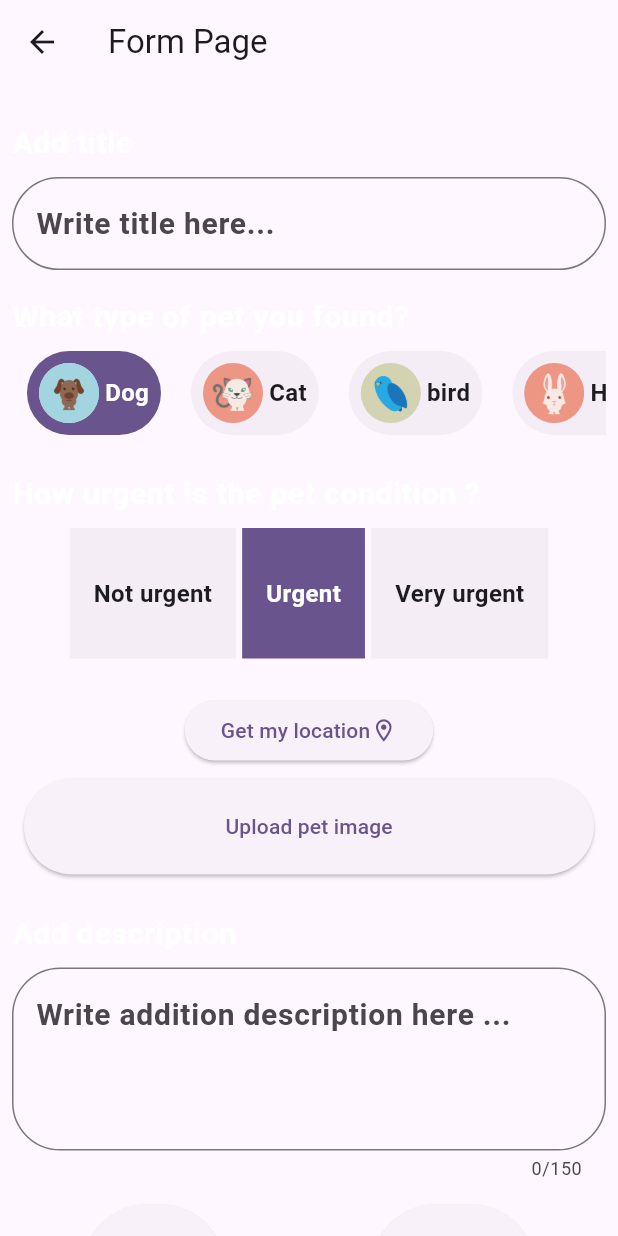
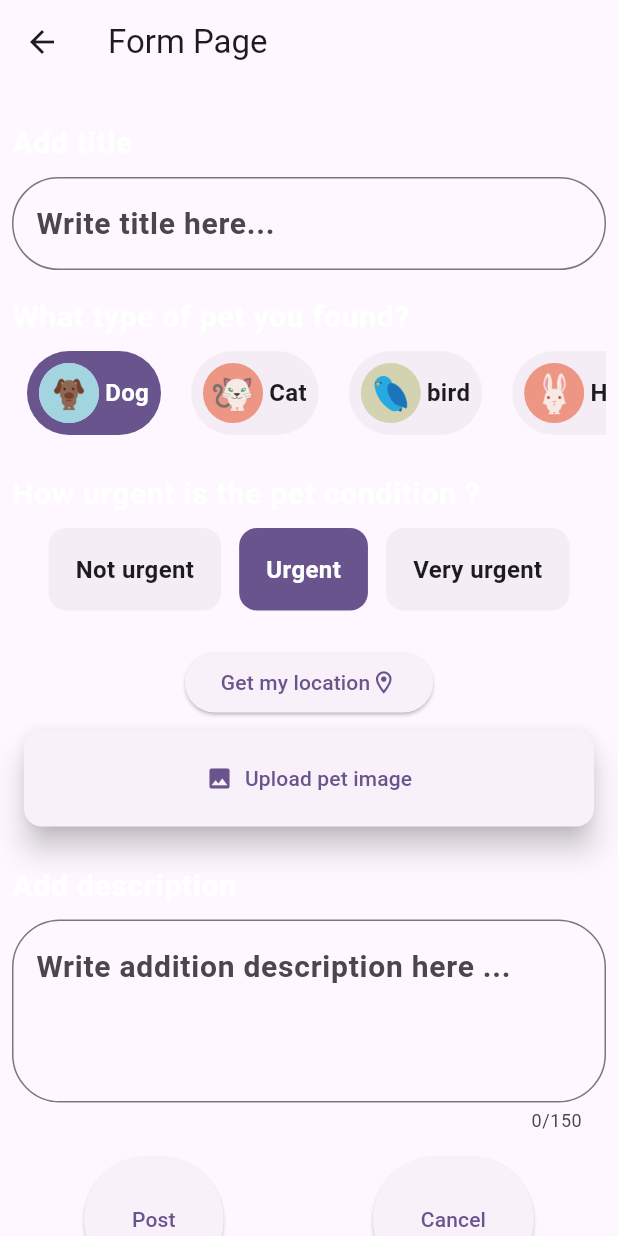
Before and after one commit to SeniorSam9/PetHelper, a Flutter app: the FormRoute screen opened directly, on a phone screen of 412 x 824 dp. Run offline on Flutter 3.47's test engine with Material 3 defaults, Android fonts, the phone set to English and light mode, and no system bars; our stand-ins replace flutter_svg, image_picker, location.

Commit message:
change UI of form post

```diff
--- a/lib/components/CustomRadioButton.dart
+++ b/lib/components/CustomRadioButton.dart
@@ -22,11 +22,15 @@ class CustomRadioButton extends StatelessWidget {
         }
       },
       child: Container(
-        margin: const EdgeInsets.symmetric(vertical: 8.0, horizontal: 2.0),
-        color: selected
-            ? Theme.of(context).colorScheme.primary
-            : Theme.of(context).hoverColor,
-        padding: const EdgeInsets.symmetric(horizontal: 16.0, vertical: 32.0),
+        margin: const EdgeInsets.symmetric(vertical: 8.0, horizontal: 6.0),
+        decoration: BoxDecoration(
+          borderRadius: BorderRadius.circular(12.0),
+          color: selected
+              ? Theme.of(context).colorScheme.primary
+              : Theme.of(context).hoverColor,
+        ),
+        padding:
+        const EdgeInsets.symmetric(horizontal: 18.0, vertical: 16.0),
         child: Text(
           value,
           style: TextStyle(
--- a/lib/routes/FormRoute.dart
+++ b/lib/routes/FormRoute.dart
@@ -210,7 +210,12 @@ class _FormRouteState extends State<FormRoute> {
                   height: 64,
                   child: ElevatedButton(
                     key: _buttonKey,
-                    child: Text("Upload pet image"),
+                    style: ElevatedButton.styleFrom(
+                      elevation: 8,
+                      shape: RoundedRectangleBorder(
+                        borderRadius: BorderRadius.circular(12.0),
+                      ),
+                    ),
                     onPressed: () async {
                       _selectedImage = await pickImages();
                       if (_selectedImage == null) return;
@@ -235,8 +240,7 @@ class _FormRouteState extends State<FormRoute> {
                                 child: Text('Retry'),
                                 onPressed: () async {
                                   Navigator.of(context).pop();
-                                  (_buttonKey.currentWidget as ElevatedButton)
-                                      .onPressed!();
+                                  (_buttonKey.currentWidget as ElevatedButton).onPressed!();
                                 },
                               ),
                             ],
@@ -244,8 +248,17 @@ class _FormRouteState extends State<FormRoute> {
                         },
                       );
                     },
+                    child: Row(
+                      mainAxisAlignment: MainAxisAlignment.center,
+                      children: [
+                        Icon(Icons.image),
+                        SizedBox(width: 8),
+                        Text("Upload pet image"),
+                      ],
+                    ),
                   ),
                 ),
+
 
                 /// description
                 SizedBox(height: 16.0),
```
